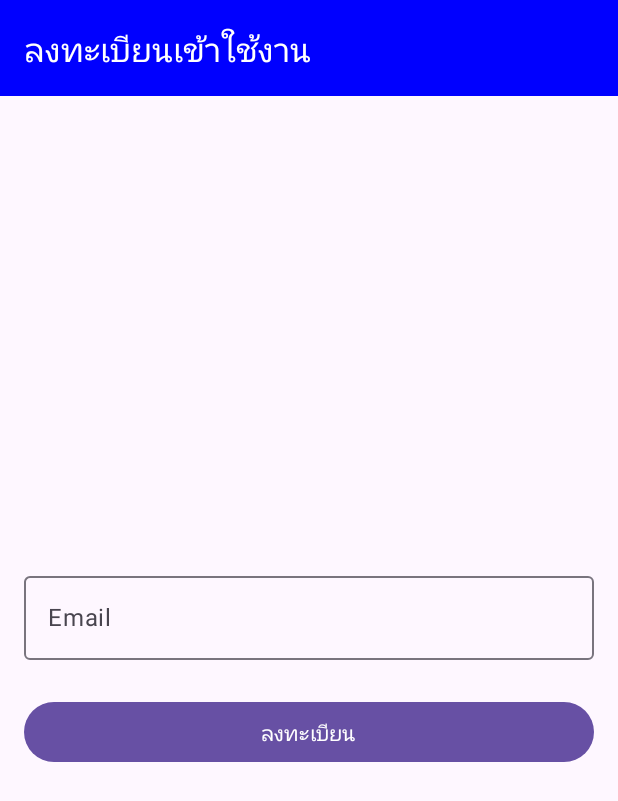
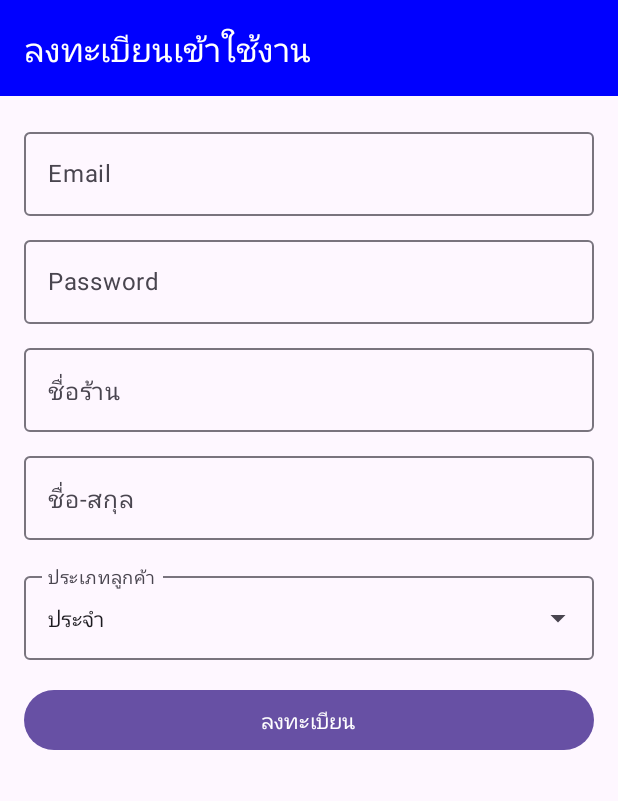
Before and after one commit to pondforwork/market_frontend, an Android app built with Jetpack Compose: the RegisterActivity screen opened directly, with no data from a screen before it, on a phone screen of 412 x 824 dp. Shown: the top 801 px of the screen. Run offline under Robolectric (Android 15) with nearby library versions, the phone set to English and light mode, and no system bars.

Commit message:
สร้างหน้าจอ Register

```diff
--- a/app/src/main/java/com/example/marketbooking/MainActivity.kt
+++ b/app/src/main/java/com/example/marketbooking/MainActivity.kt
@@ -52,7 +52,7 @@ fun MainScreen() {
                     context.startActivity(Intent(context, RegisterActivity::class.java))
                 }
             ) {
-                Text("ลงทะเบียนเข้าใช้งาน (ประจำ)")
+                Text("ลงทะเบียนเข้าใช้งาน")
             }
 
 
--- a/app/src/main/java/com/example/marketbooking/api/ApiService.kt
+++ b/app/src/main/java/com/example/marketbooking/api/ApiService.kt
@@ -8,4 +8,7 @@ import retrofit2.http.GET
 interface ApiService {
     @GET("available_stalls")
     suspend fun getAvailableStalls(): Response<List<Stall>>
+
+//    @POST("register")
+//    suspend fun register(): Response<User>
 }
--- a/app/src/main/java/com/example/marketbooking/view/register/RegisterActivity.kt
+++ b/app/src/main/java/com/example/marketbooking/view/register/RegisterActivity.kt
@@ -11,7 +11,10 @@ import androidx.compose.foundation.layout.fillMaxWidth
 import androidx.compose.foundation.layout.height
 import androidx.compose.foundation.layout.padding
 import androidx.compose.material.icons.Icons
+import androidx.compose.material.icons.filled.ArrowDropDown
 import androidx.compose.material3.Button
+import androidx.compose.material3.DropdownMenu
+import androidx.compose.material3.DropdownMenuItem
 import androidx.compose.material3.ExperimentalMaterial3Api
 import androidx.compose.material3.Icon
 import androidx.compose.material3.IconButton
@@ -37,6 +40,9 @@ class RegisterActivity : AppCompatActivity() {
     private lateinit var firstName: MutableState<String>
     private lateinit var lastName: MutableState<String>
     private lateinit var passwordVisible: MutableState<Boolean>
+    private val categories = listOf("ประจำ", "ขาจร")
+    lateinit var expanded: MutableState<Boolean>
+    private lateinit var selectedCategory: MutableState<String>
 
     override fun onCreate(savedInstanceState: Bundle?) {
         super.onCreate(savedInstanceState)
@@ -48,6 +54,8 @@ class RegisterActivity : AppCompatActivity() {
             firstName = remember { mutableStateOf("") }
             lastName = remember { mutableStateOf("") }
             passwordVisible = remember { mutableStateOf(false) }
+            expanded = remember { mutableStateOf(false) }
+            selectedCategory = remember { mutableStateOf(categories[0]) }
 
             Scaffold(
                 topBar = {
@@ -65,7 +73,7 @@ class RegisterActivity : AppCompatActivity() {
                         modifier = Modifier
                             .fillMaxSize()
                             .padding(paddingValues),
-                        contentAlignment = Alignment.Center
+//                        contentAlignment = Alignment.Center
                     ) {
                         Column(
                             modifier = Modifier
@@ -83,11 +91,11 @@ class RegisterActivity : AppCompatActivity() {
                             )
 
                             Spacer(modifier = Modifier.height(8.dp))
-//                            OutlinedTextField(
-//                                value = password.value,
-//                                onValueChange = { password.value = it },
-//                                label = { Text("Password") },
-//                                modifier = Modifier.fillMaxWidth(),
+                            OutlinedTextField(
+                                value = password.value,
+                                onValueChange = { password.value = it },
+                                label = { Text("Password") },
+                                modifier = Modifier.fillMaxWidth(),
 //                                visualTransformation = if (passwordVisible) VisualTransformation.None else PasswordVisualTransformation(),
 //                                trailingIcon = {
 //                                    val image = if (passwordVisible)
@@ -100,29 +108,54 @@ class RegisterActivity : AppCompatActivity() {
 //                                        Icon(imageVector = image, "")
 //                                    }
 //                                }
-//                            )
-//                            Spacer(modifier = Modifier.height(8.dp))
-//                            OutlinedTextField(
-//                                value = shopName,
-//                                onValueChange = { shopName = it },
-//                                label = { Text("ชื่อร้าน") },
-//                                modifier = Modifier.fillMaxWidth()
-//                            )
-//                            Spacer(modifier = Modifier.height(8.dp))
-//                            OutlinedTextField(
-//                                value = firstName,
-//                                onValueChange = { firstName = it },
-//                                label = { Text("ชื่อ") },
-//                                modifier = Modifier.fillMaxWidth()
-//                            )
-//                            Spacer(modifier = Modifier.height(8.dp))
-//                            OutlinedTextField(
-//                                value = lastName,
-//                                onValueChange = { lastName = it },
-//                                label = { Text("สกุล") },
-//                                modifier = Modifier.fillMaxWidth()
-//                            )
+                            )
+                            Spacer(modifier = Modifier.height(8.dp))
+                            OutlinedTextField(
+                                value = shopName.value,
+                                onValueChange = { shopName.value = it },
+                                label = { Text("ชื่อร้าน") },
+                                modifier = Modifier.fillMaxWidth()
+                            )
+                            Spacer(modifier = Modifier.height(8.dp))
+                            OutlinedTextField(
+                                value = firstName.value,
+                                onValueChange = { firstName.value = it },
+                                label = { Text("ชื่อ-สกุล") },
+                                modifier = Modifier.fillMaxWidth()
+                            )
                             Spacer(modifier = Modifier.height(16.dp))
+
+                            OutlinedTextField(
+                                value = selectedCategory.value,
+                                onValueChange = { },
+                                readOnly = true,
+                                label = { Text("ประเภทลูกค้า") },
+                                trailingIcon = {
+                                    IconButton(onClick = { expanded.value = true }) {
+                                        Icon(Icons.Default.ArrowDropDown, "dropdown arrow")
+                                    }
+                                },
+                                modifier = Modifier.fillMaxWidth()
+                            )
+
+                            DropdownMenu(
+                                expanded = expanded.value,
+                                onDismissRequest = { expanded.value = false },
+                                modifier = Modifier.fillMaxWidth()
+                            ) {
+                                categories.forEach { category ->
+                                    DropdownMenuItem(
+                                        text = { Text(category) },
+                                        onClick = {
+                                            selectedCategory.value = category
+                                            expanded.value = false
+                                        }
+                                    )
+                                }
+                            }
+
+                            Spacer(modifier = Modifier.height(16.dp))
+
                             Button(
                                 onClick = { /* Handle registration logic */ },
                                 modifier = Modifier.fillMaxWidth()
```
